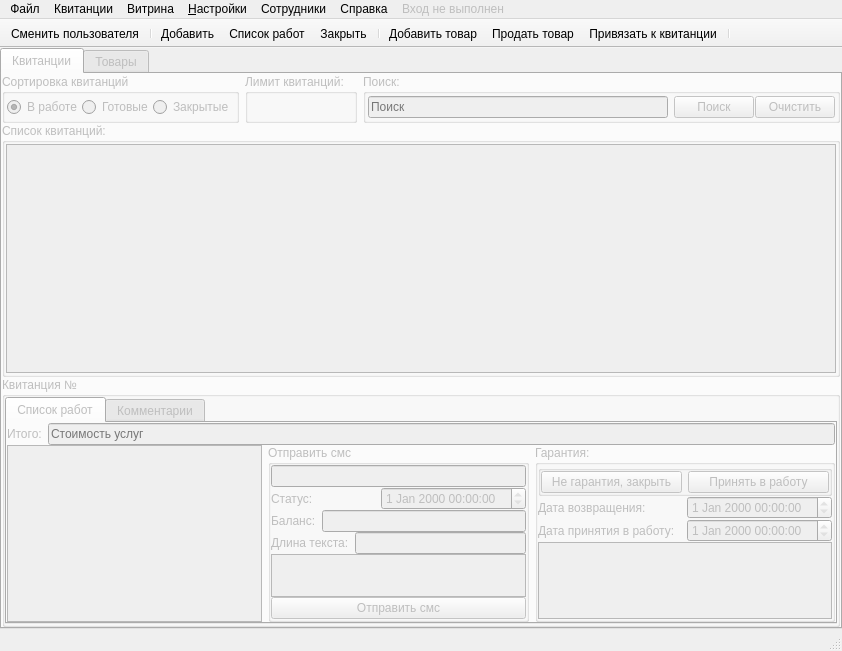
Before: the Qt Designer form mainwindow.ui in eboladev/XPPC, drawn with Qt 5.
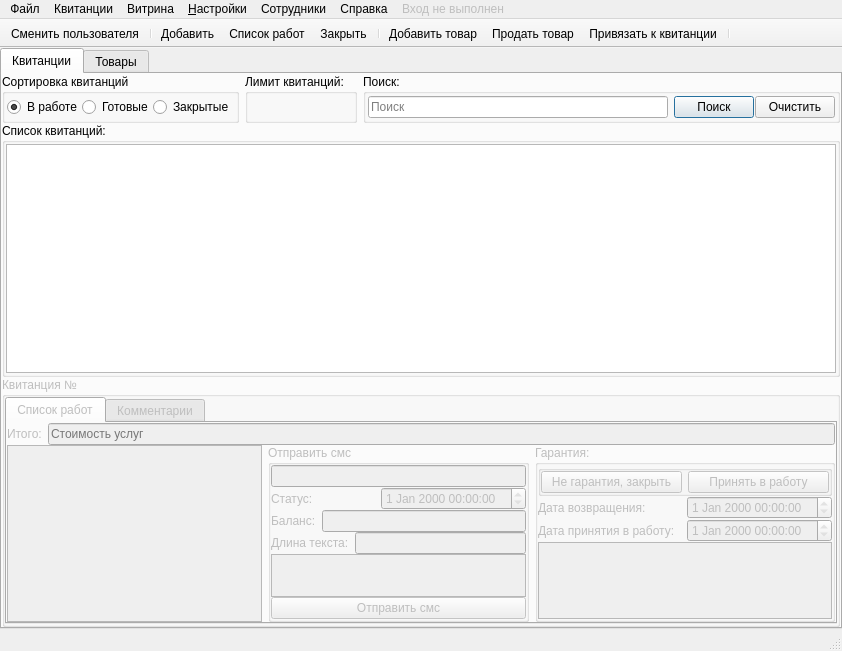
After: the same form once the commit is applied. Icons and pictures are not drawn. Custom widgets are drawn as their Qt base class.

Diff of the .ui file:
```diff
--- a/mainwindow.ui
+++ b/mainwindow.ui
@@ -43,7 +43,7 @@
     <item row="0" column="0">
      <widget class="QTabWidget" name="tabWidget">
       <property name="enabled">
-       <bool>false</bool>
+       <bool>true</bool>
       </property>
       <property name="tabPosition">
        <enum>QTabWidget::North</enum>
@@ -61,6 +61,9 @@
        <bool>false</bool>
       </property>
       <widget class="QWidget" name="tabTickets">
+       <property name="enabled">
+        <bool>true</bool>
+       </property>
        <attribute name="icon">
         <iconset resource="Resources.qrc">
          <normaloff>:/icons/icons/tickets-icon.png</normaloff>:/icons/icons/tickets-icon.png</iconset>
@@ -79,6 +82,9 @@
          <layout class="QHBoxLayout" name="horizontalLayout">
           <item>
            <widget class="QGroupBox" name="groupBoxSortReceipt">
+            <property name="enabled">
+             <bool>true</bool>
+            </property>
             <property name="title">
              <string>Сортировка квитанций</string>
             </property>
@@ -170,6 +176,9 @@
           </item>
           <item>
            <widget class="QGroupBox" name="groupBocSearchReceipt">
+            <property name="enabled">
+             <bool>true</bool>
+            </property>
             <property name="title">
              <string>Поиск:</string>
             </property>
```
Left out of the diff: 21 changed lines with no effect on the pictures.
